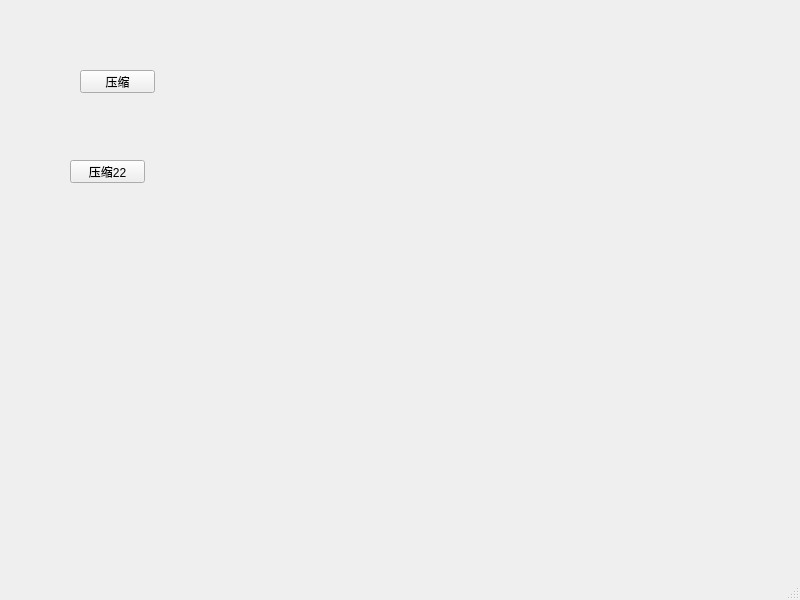
The window that zlib_test_pro/zlib_test/mainwindow.ui (Buffalobu/test_pro_in_work) describes before a commit, drawn with Qt 5.
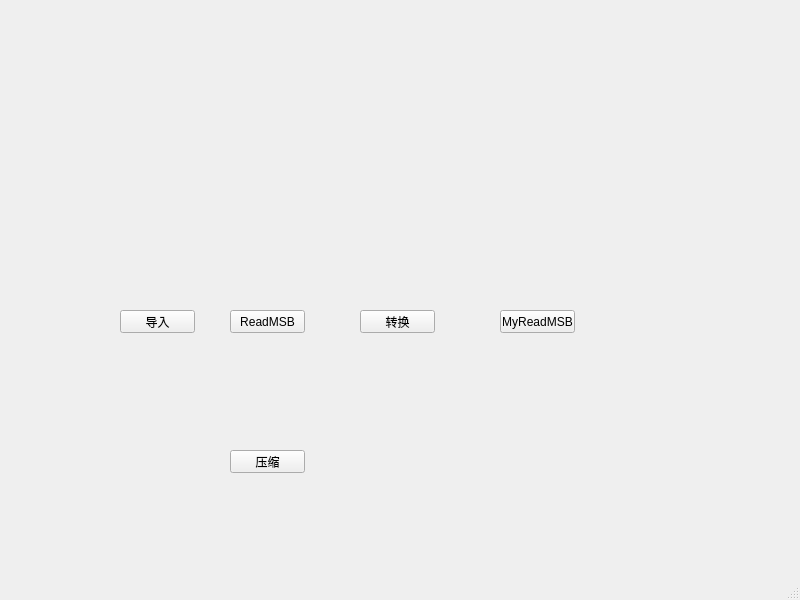
The same window after the commit.

What changed in the file:
```diff
--- a/zlib_test_pro/zlib_test/mainwindow.ui
+++ b/zlib_test_pro/zlib_test/mainwindow.ui
@@ -17,27 +17,66 @@
    <widget class="QPushButton" name="pushButton">
     <property name="geometry">
      <rect>
-      <x>80</x>
-      <y>70</y>
+      <x>230</x>
+      <y>310</y>
       <width>75</width>
       <height>23</height>
      </rect>
     </property>
     <property name="text">
-     <string>压缩</string>
+     <string>ReadMSB</string>
     </property>
    </widget>
    <widget class="QPushButton" name="pushButton_2">
     <property name="geometry">
      <rect>
-      <x>70</x>
-      <y>160</y>
+      <x>230</x>
+      <y>450</y>
       <width>75</width>
       <height>23</height>
      </rect>
     </property>
     <property name="text">
-     <string>压缩22</string>
+     <string>压缩</string>
+    </property>
+   </widget>
+   <widget class="QPushButton" name="UI_PB_CONVERT">
+    <property name="geometry">
+     <rect>
+      <x>360</x>
+      <y>310</y>
+      <width>75</width>
+      <height>23</height>
+     </rect>
+    </property>
+    <property name="text">
+     <string>转换</string>
+    </property>
+   </widget>
+   <widget class="QPushButton" name="UI_PB_LOAD">
+    <property name="geometry">
+     <rect>
+      <x>120</x>
+      <y>310</y>
+      <width>75</width>
+      <height>23</height>
+     </rect>
+    </property>
+    <property name="text">
+     <string>导入</string>
+    </property>
+   </widget>
+   <widget class="QPushButton" name="UI_PB_READMSB">
+    <property name="geometry">
+     <rect>
+      <x>500</x>
+      <y>310</y>
+      <width>75</width>
+      <height>23</height>
+     </rect>
+    </property>
+    <property name="text">
+     <string>MyReadMSB</string>
     </property>
    </widget>
   </widget>
```
